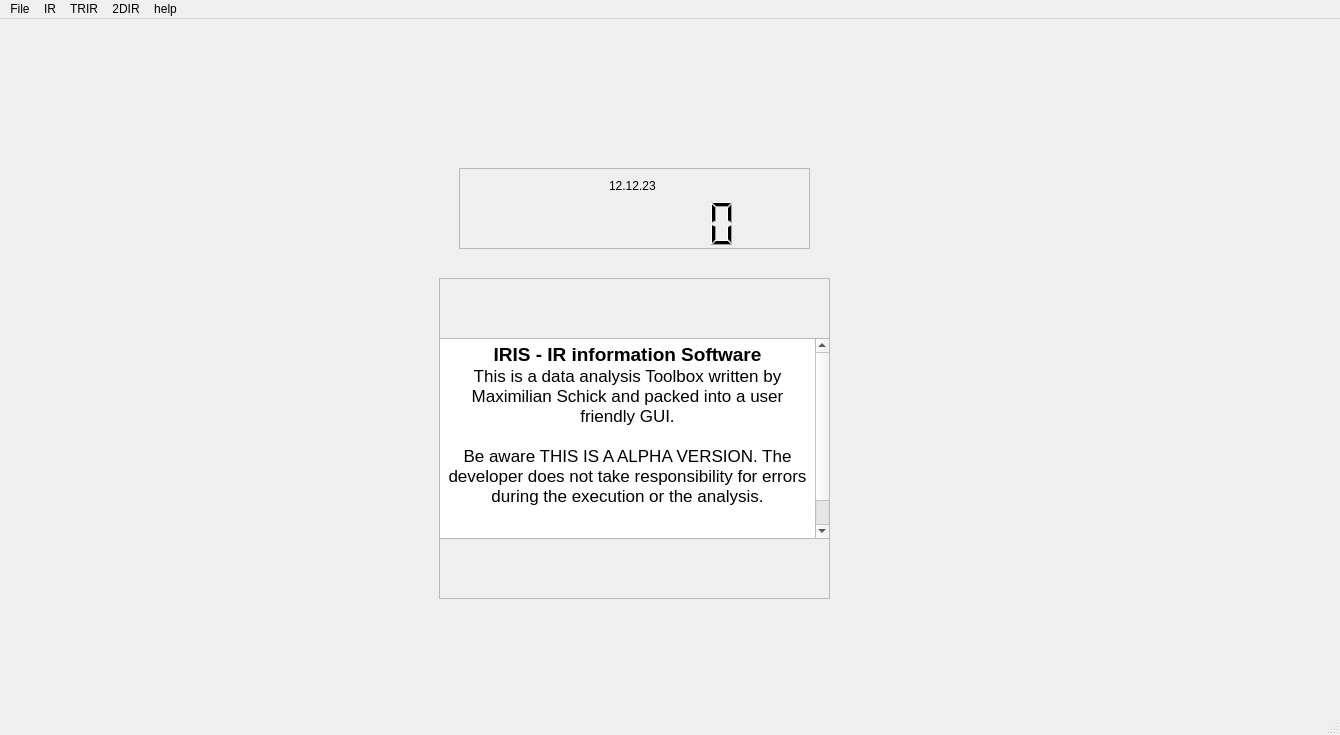
Qt form pyqtwindowfiles/startupwindow.ui (MSchick27/IRIS_pqt6) before a commit.
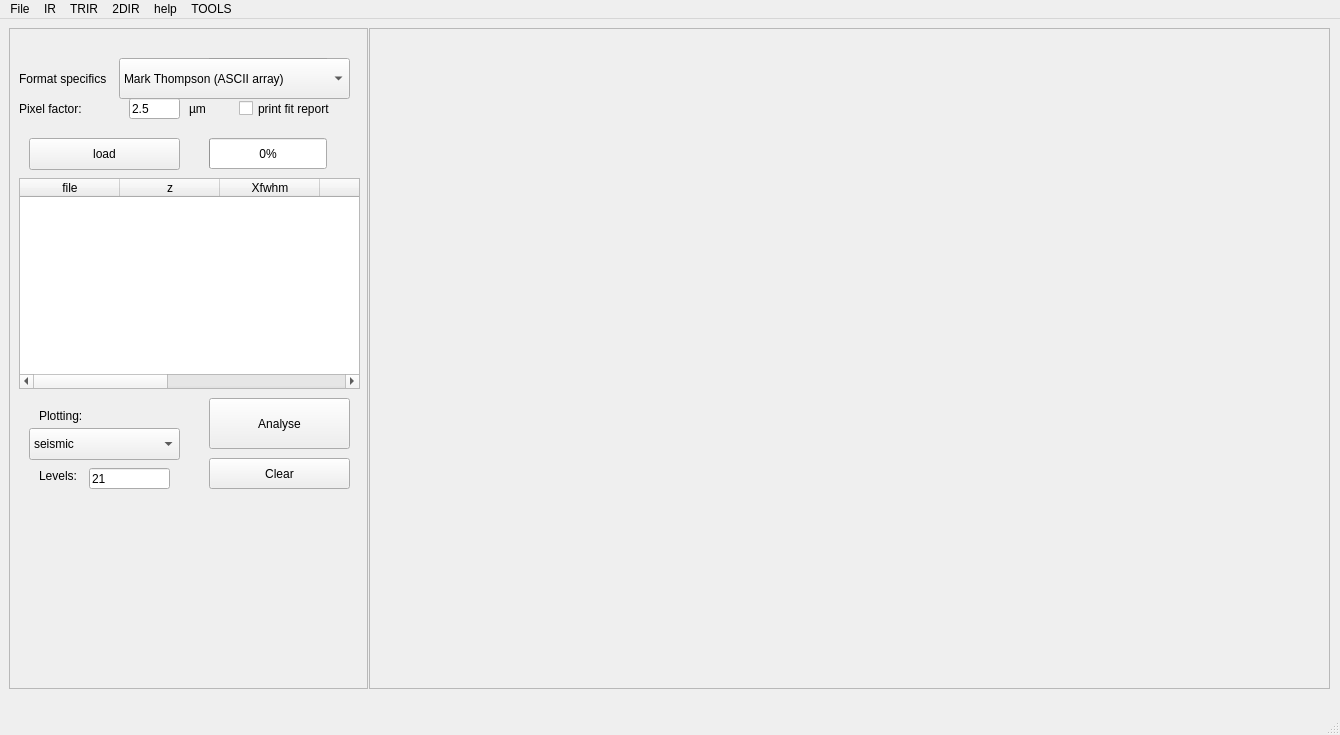
The same form after that commit. The open tabs and pages were chosen to show the change.

The edit to the form file:
```diff
--- a/pyqtwindowfiles/startupwindow.ui
+++ b/pyqtwindowfiles/startupwindow.ui
@@ -2280,6 +2280,440 @@
       </property>
      </widget>
     </widget>
+    <widget class="QWidget" name="focuscalc">
+     <widget class="QFrame" name="frame_8">
+      <property name="geometry">
+       <rect>
+        <x>0</x>
+        <y>10</y>
+        <width>359</width>
+        <height>661</height>
+       </rect>
+      </property>
+      <property name="autoFillBackground">
+       <bool>true</bool>
+      </property>
+      <property name="frameShape">
+       <enum>QFrame::StyledPanel</enum>
+      </property>
+      <property name="frameShadow">
+       <enum>QFrame::Raised</enum>
+      </property>
+      <widget class="QPushButton" name="analyse_2">
+       <property name="geometry">
+        <rect>
+         <x>200</x>
+         <y>370</y>
+         <width>141</width>
+         <height>51</height>
+        </rect>
+       </property>
+       <property name="text">
+        <string>Analyse</string>
+       </property>
+      </widget>
+      <widget class="QPushButton" name="clearbuttonviewer_3">
+       <property name="geometry">
+        <rect>
+         <x>200</x>
+         <y>430</y>
+         <width>141</width>
+         <height>31</height>
+        </rect>
+       </property>
+       <property name="text">
+        <string>Clear</string>
+       </property>
+      </widget>
+      <widget class="QComboBox" name="colormapcomb_2">
+       <property name="geometry">
+        <rect>
+         <x>20</x>
+         <y>400</y>
+         <width>151</width>
+         <height>32</height>
+        </rect>
+       </property>
+       <item>
+        <property name="text">
+         <string>seismic</string>
+        </property>
+       </item>
+       <item>
+        <property name="text">
+         <string>viridis</string>
+        </property>
+       </item>
+       <item>
+        <property name="text">
+         <string>RdBu_r</string>
+        </property>
+       </item>
+       <item>
+        <property name="text">
+         <string>bwr</string>
+        </property>
+       </item>
+       <item>
+        <property name="text">
+         <string>spring</string>
+        </property>
+       </item>
+       <item>
+        <property name="text">
+         <string>gnuplot</string>
+        </property>
+       </item>
+       <item>
+        <property name="text">
+         <string>terrain</string>
+        </property>
+       </item>
+      </widget>
+      <widget class="QLabel" name="histlabel_5">
+       <property name="geometry">
+        <rect>
+         <x>10</x>
+         <y>40</y>
+         <width>101</width>
+         <height>21</height>
+        </rect>
+       </property>
+       <property name="text">
+        <string>Format specifics</string>
+       </property>
+      </widget>
+      <widget class="QComboBox" name="xaxiscombobox_3">
+       <property name="geometry">
+        <rect>
+         <x>110</x>
+         <y>30</y>
+         <width>231</width>
+         <height>41</height>
+        </rect>
+       </property>
+       <item>
+        <property name="text">
+         <string>Mark Thompson (ASCII array)</string>
+        </property>
+       </item>
+       <item>
+        <property name="text">
+         <string>numpyfiles arrays</string>
+        </property>
+       </item>
+      </widget>
+      <widget class="Line" name="line_7">
+       <property name="geometry">
+        <rect>
+         <x>200</x>
+         <y>30</y>
+         <width>118</width>
+         <height>3</height>
+        </rect>
+       </property>
+       <property name="orientation">
+        <enum>Qt::Horizontal</enum>
+       </property>
+      </widget>
+      <widget class="QLineEdit" name="pixelsize_2">
+       <property name="geometry">
+        <rect>
+         <x>120</x>
+         <y>70</y>
+         <width>51</width>
+         <height>21</height>
+        </rect>
+       </property>
+       <property name="text">
+        <string>2.5</string>
+       </property>
+      </widget>
+      <widget class="QPushButton" name="loadbutton_2">
+       <property name="geometry">
+        <rect>
+         <x>20</x>
+         <y>110</y>
+         <width>151</width>
+         <height>32</height>
+        </rect>
+       </property>
+       <property name="focusPolicy">
+        <enum>Qt::TabFocus</enum>
+       </property>
+       <property name="autoFillBackground">
+        <bool>false</bool>
+       </property>
+       <property name="styleSheet">
+        <string notr="true"/>
+       </property>
+       <property name="text">
+        <string>load</string>
+       </property>
+      </widget>
+      <widget class="QLineEdit" name="levels_3">
+       <property name="geometry">
+        <rect>
+         <x>80</x>
+         <y>440</y>
+         <width>81</width>
+         <height>21</height>
+        </rect>
+       </property>
+       <property name="text">
+        <string>21</string>
+       </property>
+      </widget>
+      <widget class="QLabel" name="label_16">
+       <property name="geometry">
+        <rect>
+         <x>30</x>
+         <y>440</y>
+         <width>51</width>
+         <height>16</height>
+        </rect>
+       </property>
+       <property name="text">
+        <string>Levels:</string>
+       </property>
+      </widget>
+      <widget class="QLabel" name="pslabel_4">
+       <property name="geometry">
+        <rect>
+         <x>30</x>
+         <y>380</y>
+         <width>61</width>
+         <height>16</height>
+        </rect>
+       </property>
+       <property name="text">
+        <string>Plotting:</string>
+       </property>
+      </widget>
+      <widget class="QLabel" name="histlabel_6">
+       <property name="geometry">
+        <rect>
+         <x>10</x>
+         <y>70</y>
+         <width>101</width>
+         <height>21</height>
+        </rect>
+       </property>
+       <property name="text">
+        <string>Pixel factor:</string>
+       </property>
+      </widget>
+      <widget class="QLabel" name="histlabel_7">
+       <property name="geometry">
+        <rect>
+         <x>180</x>
+         <y>70</y>
+         <width>31</width>
+         <height>21</height>
+        </rect>
+       </property>
+       <property name="text">
+        <string>µm</string>
+       </property>
+      </widget>
+      <widget class="QTableWidget" name="tableWidget_2">
+       <property name="geometry">
+        <rect>
+         <x>10</x>
+         <y>150</y>
+         <width>341</width>
+         <height>211</height>
+        </rect>
+       </property>
+       <column>
+        <property name="text">
+         <string>file</string>
+        </property>
+       </column>
+       <column>
+        <property name="text">
+         <string>z</string>
+        </property>
+       </column>
+       <column>
+        <property name="text">
+         <string>Xfwhm</string>
+        </property>
+       </column>
+       <column>
+        <property name="text">
+         <string>∆X</string>
+        </property>
+       </column>
+       <column>
+        <property name="text">
+         <string>Yfwhm</string>
+        </property>
+       </column>
+       <column>
+        <property name="text">
+         <string>∆Y</string>
+        </property>
+       </column>
+       <column>
+        <property name="text">
+         <string>X^2</string>
+        </property>
+       </column>
+      </widget>
+      <widget class="QProgressBar" name="progressB_2">
+       <property name="geometry">
+        <rect>
+         <x>200</x>
+         <y>110</y>
+         <width>118</width>
+         <height>31</height>
+        </rect>
+       </property>
+       <property name="value">
+        <number>0</number>
+       </property>
+      </widget>
+      <widget class="QCheckBox" name="fitrep_2">
+       <property name="geometry">
+        <rect>
+         <x>230</x>
+         <y>70</y>
+         <width>111</width>
+         <height>21</height>
+        </rect>
+       </property>
+       <property name="text">
+        <string>print fit report</string>
+       </property>
+      </widget>
+     </widget>
+     <widget class="QFrame" name="focuscanvas">
+      <property name="geometry">
+       <rect>
+        <x>360</x>
+        <y>10</y>
+        <width>961</width>
+        <height>661</height>
+       </rect>
+      </property>
+      <property name="frameShape">
+       <enum>QFrame::StyledPanel</enum>
+      </property>
+      <property name="frameShadow">
+       <enum>QFrame::Raised</enum>
+      </property>
+     </widget>
+    </widget>
+    <widget class="QWidget" name="CamUI">
+     <widget class="QFrame" name="frame_7">
+      <property name="geometry">
+       <rect>
+        <x>0</x>
+        <y>10</y>
+        <width>359</width>
+        <height>661</height>
+       </rect>
+      </property>
+      <property name="autoFillBackground">
+       <bool>true</bool>
+      </property>
+      <property name="frameShape">
+       <enum>QFrame::StyledPanel</enum>
+      </property>
+      <property name="frameShadow">
+       <enum>QFrame::Raised</enum>
+      </property>
+      <widget class="QLabel" name="cam">
+       <property name="geometry">
+        <rect>
+         <x>10</x>
+         <y>40</y>
+         <width>101</width>
+         <height>21</height>
+        </rect>
+       </property>
+       <property name="text">
+        <string>cams</string>
+       </property>
+      </widget>
+      <widget class="QComboBox" name="camchoose">
+       <property name="geometry">
+        <rect>
+         <x>110</x>
+         <y>30</y>
+         <width>231</width>
+         <height>41</height>
+        </rect>
+       </property>
+       <item>
+        <property name="text">
+         <string>internal webcam (0)</string>
+        </property>
+       </item>
+       <item>
+        <property name="text">
+         <string>usb cam (1)</string>
+        </property>
+       </item>
+      </widget>
+      <widget class="QPushButton" name="start">
+       <property name="geometry">
+        <rect>
+         <x>120</x>
+         <y>70</y>
+         <width>100</width>
+         <height>32</height>
+        </rect>
+       </property>
+       <property name="text">
+        <string>Start</string>
+       </property>
+      </widget>
+      <widget class="QPushButton" name="stop">
+       <property name="geometry">
+        <rect>
+         <x>220</x>
+         <y>70</y>
+         <width>100</width>
+         <height>32</height>
+        </rect>
+       </property>
+       <property name="text">
+        <string>Stop</string>
+       </property>
+      </widget>
+      <widget class="QLabel" name="cam_2">
+       <property name="geometry">
+        <rect>
+         <x>10</x>
+         <y>70</y>
+         <width>101</width>
+         <height>31</height>
+        </rect>
+       </property>
+       <property name="text">
+        <string>Capture Video:</string>
+       </property>
+      </widget>
+     </widget>
+     <widget class="QFrame" name="camframe">
+      <property name="geometry">
+       <rect>
+        <x>360</x>
+        <y>10</y>
+        <width>961</width>
+        <height>661</height>
+       </rect>
+      </property>
+      <property name="frameShape">
+       <enum>QFrame::StyledPanel</enum>
+      </property>
+      <property name="frameShadow">
+       <enum>QFrame::Raised</enum>
+      </property>
+     </widget>
+    </widget>
    </widget>
   </widget>
   <widget class="QStatusBar" name="statusbar"/>
@@ -2323,11 +2757,21 @@
     </property>
     <addaction name="actiondocumentation"/>
    </widget>
+   <widget class="QMenu" name="menuTOOLS">
+    <property name="title">
+     <string>TOOLS</string>
+    </property>
+    <addaction name="actionfocus_calc"/>
+    <addaction name="actionbeamwaist_calc"/>
+    <addaction name="separator"/>
+    <addaction name="actionCam_GUI"/>
+   </widget>
    <addaction name="menuFile"/>
    <addaction name="menuIR"/>
    <addaction name="menuTRIR"/>
    <addaction name="menu2DIR"/>
    <addaction name="menuhelp"/>
+   <addaction name="menuTOOLS"/>
   </widget>
   <action name="actiondocumentation">
    <property name="enabled">
```
Left out of the diff: 42 changed lines with no effect on the pictures.
